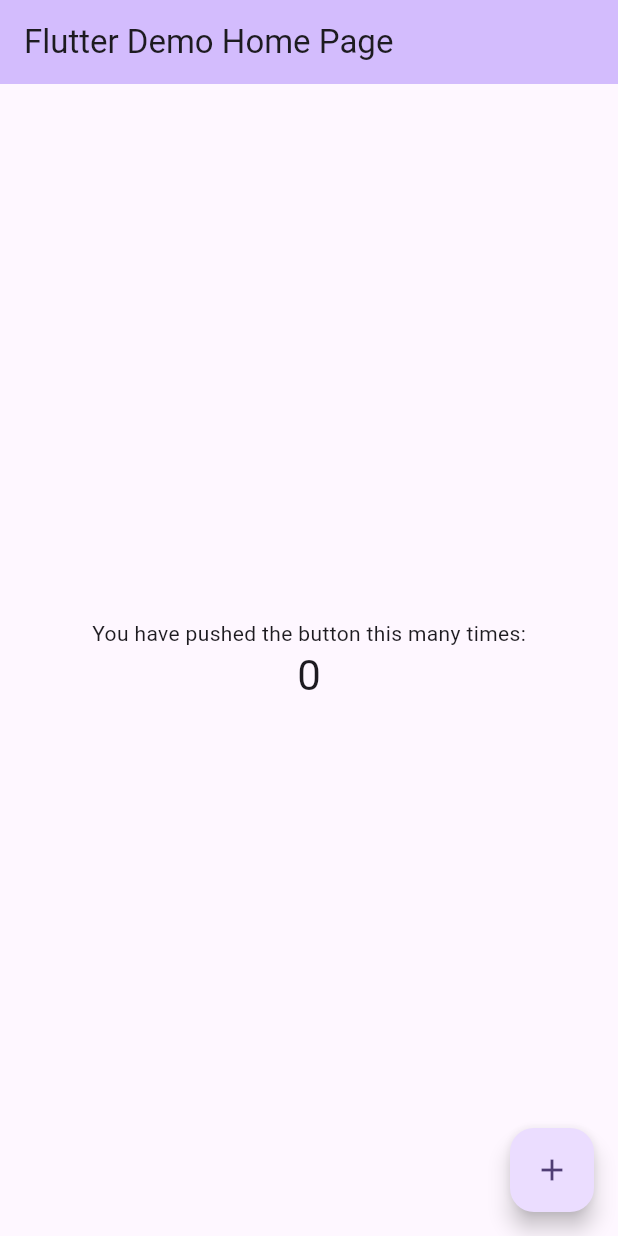
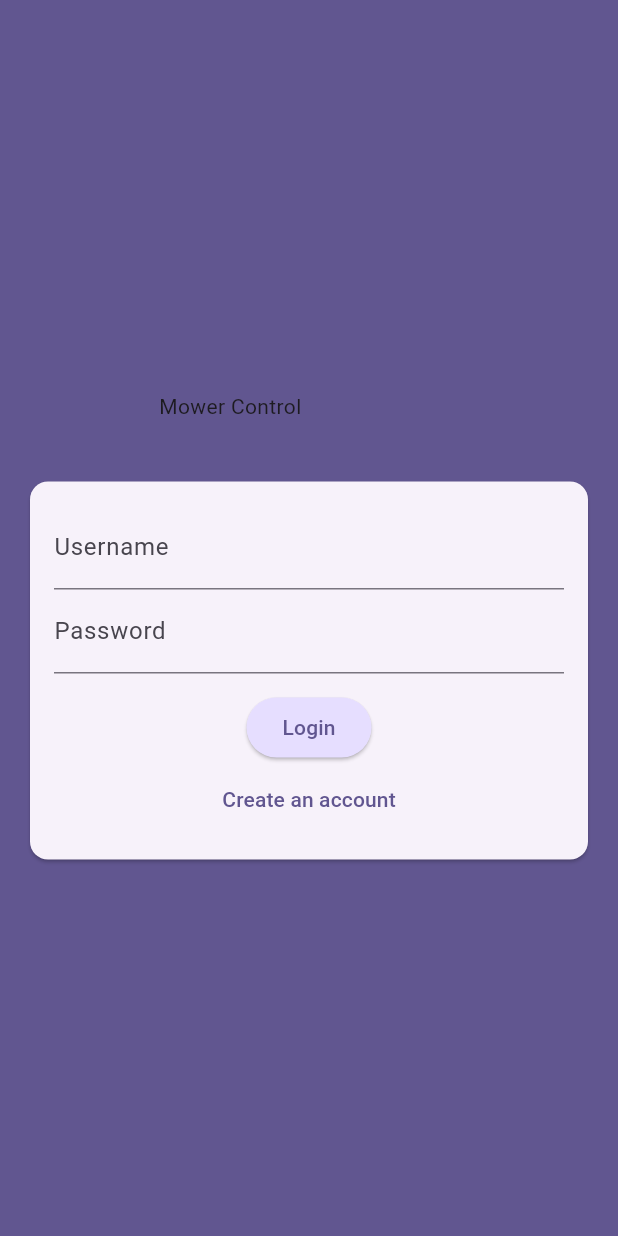
Before and after one commit to alvarorg14/Mower_Control_App, a Flutter app: the screen it shows after launch, on a phone screen of 412 x 824 dp. Run offline on Flutter 3.47's test engine with Material 3 defaults, Android fonts, the phone set to English and light mode, and no system bars; our stand-ins replace flutter_riverpod, flutter_secure_storage.

Commit message:
LogIn Screen

```diff
--- a/lib/main.dart
+++ b/lib/main.dart
@@ -1,125 +1,27 @@
 import 'package:flutter/material.dart';
+import 'package:flutter_riverpod/flutter_riverpod.dart';
+import 'package:mower_control_app/screens/home.dart';
 
-void main() {
-  runApp(const MyApp());
+void main() async {
+  runApp(
+    const ProviderScope(
+      child: App(),
+    ),
+  );
 }
 
-class MyApp extends StatelessWidget {
-  const MyApp({super.key});
+class App extends StatelessWidget {
+  const App({super.key});
 
-  // This widget is the root of your application.
   @override
   Widget build(BuildContext context) {
     return MaterialApp(
-      title: 'Flutter Demo',
-      theme: ThemeData(
-        // This is the theme of your application.
-        //
-        // TRY THIS: Try running your application with "flutter run". You'll see
-        // the application has a blue toolbar. Then, without quitting the app,
-        // try changing the seedColor in the colorScheme below to Colors.green
-        // and then invoke "hot reload" (save your changes or press the "hot
-        // reload" button in a Flutter-supported IDE, or press "r" if you used
-        // the command line to start the app).
-        //
-        // Notice that the counter didn't reset back to zero; the application
-        // state is not lost during the reload. To reset the state, use hot
-        // restart instead.
-        //
-        // This works for code too, not just values: Most code changes can be
-        // tested with just a hot reload.
-        colorScheme: ColorScheme.fromSeed(seedColor: Colors.deepPurple),
+      title: 'Mower Control',
+      theme: ThemeData().copyWith(
         useMaterial3: true,
+        colorScheme: ColorScheme.fromSeed(seedColor: const Color.fromARGB(255, 63, 17, 177)),
       ),
-      home: const MyHomePage(title: 'Flutter Demo Home Page'),
+      home: const HomeScreen(),
     );
   }
 }
-
-class MyHomePage extends StatefulWidget {
-  const MyHomePage({super.key, required this.title});
-
-  // This widget is the home page of your application. It is stateful, meaning
-  // that it has a State object (defined below) that contains fields that affect
-  // how it looks.
-
-  // This class is the configuration for the state. It holds the values (in this
-  // case the title) provided by the parent (in this case the App widget) and
-  // used by the build method of the State. Fields in a Widget subclass are
-  // always marked "final".
-
-  final String title;
-
-  @override
-  State<MyHomePage> createState() => _MyHomePageState();
-}
-
-class _MyHomePageState extends State<MyHomePage> {
-  int _counter = 0;
-
-  void _incrementCounter() {
-    setState(() {
-      // This call to setState tells the Flutter framework that something has
-      // changed in this State, which causes it to rerun the build method below
-      // so that the display can reflect the updated values. If we changed
-      // _counter without calling setState(), then the build method would not be
-      // called again, and so nothing would appear to happen.
-      _counter++;
-    });
-  }
-
-  @override
-  Widget build(BuildContext context) {
-    // This method is rerun every time setState is called, for instance as done
-    // by the _incrementCounter method above.
-    //
-    // The Flutter framework has been optimized to make rerunning build methods
-    // fast, so that you can just rebuild anything that needs updating rather
-    // than having to individually change instances of widgets.
-    return Scaffold(
-      appBar: AppBar(
-        // TRY THIS: Try changing the color here to a specific color (to
-        // Colors.amber, perhaps?) and trigger a hot reload to see the AppBar
-        // change color while the other colors stay the same.
-        backgroundColor: Theme.of(context).colorScheme.inversePrimary,
-        // Here we take the value from the MyHomePage object that was created by
-        // the App.build method, and use it to set our appbar title.
-        title: Text(widget.title),
-      ),
-      body: Center(
-        // Center is a layout widget. It takes a single child and positions it
-        // in the middle of the parent.
-        child: Column(
-          // Column is also a layout widget. It takes a list of children and
-          // arranges them vertically. By default, it sizes itself to fit its
-          // children horizontally, and tries to be as tall as its parent.
-          //
-          // Column has various properties to control how it sizes itself and
-          // how it positions its children. Here we use mainAxisAlignment to
-          // center the children vertically; the main axis here is the vertical
-          // axis because Columns are vertical (the cross axis would be
-          // horizontal).
-          //
-          // TRY THIS: Invoke "debug painting" (choose the "Toggle Debug Paint"
-          // action in the IDE, or press "p" in the console), to see the
-          // wireframe for each widget.
-          mainAxisAlignment: MainAxisAlignment.center,
-          children: <Widget>[
-            const Text(
-              'You have pushed the button this many times:',
-            ),
-            Text(
-              '$_counter',
-              style: Theme.of(context).textTheme.headlineMedium,
-            ),
-          ],
-        ),
-      ),
-      floatingActionButton: FloatingActionButton(
-        onPressed: _incrementCounter,
-        tooltip: 'Increment',
-        child: const Icon(Icons.add),
-      ), // This trailing comma makes auto-formatting nicer for build methods.
-    );
-  }
-}
--- /dev/null
+++ b/lib/models/auth.dart
@@ -0,0 +1,9 @@
+class Auth {
+  final String token;
+  final String employeeId;
+
+  const Auth({
+    required this.token,
+    required this.employeeId,
+  });
+}
--- /dev/null
+++ b/lib/providers/auth_provider.dart
@@ -0,0 +1,15 @@
+import 'package:flutter_riverpod/flutter_riverpod.dart';
+
+import 'package:mower_control_app/models/auth.dart';
+
+class AuthProvider extends StateNotifier<Auth> {
+  AuthProvider() : super(const Auth(token: '', employeeId: ''));
+
+  void setAuth(Auth auth) {
+    state = auth;
+  }
+}
+
+final authProvider = StateNotifierProvider<AuthProvider, Auth>(
+  (ref) => AuthProvider(),
+);
--- /dev/null
+++ b/lib/screens/auth.dart
@@ -0,0 +1,154 @@
+import 'dart:convert';
+
+import 'package:flutter/material.dart';
+import 'package:flutter_riverpod/flutter_riverpod.dart';
+import 'package:flutter_secure_storage/flutter_secure_storage.dart';
+import 'package:http/http.dart' as http;
+import 'package:mower_control_app/models/auth.dart';
+import 'package:mower_control_app/providers/auth_provider.dart';
+
+const storage = FlutterSecureStorage();
+
+class AuthScreen extends ConsumerStatefulWidget {
+  const AuthScreen({super.key});
+
+  @override
+  ConsumerState<AuthScreen> createState() {
+    return _AuthScreenState();
+  }
+}
+
+class _AuthScreenState extends ConsumerState<AuthScreen> {
+  final _form = GlobalKey<FormState>();
+
+  var _isLogin = true;
+  var _enteredUsername = '';
+  var _enteredPassword = '';
+
+  void _submit() async {
+    final isValid = _form.currentState!.validate();
+
+    if (!isValid) {
+      return;
+    }
+
+    _form.currentState!.save();
+
+    final url = Uri.http('10.0.2.2:8080', '/login');
+    final response = await http.post(
+      url,
+      headers: {
+        'Content-Type': 'application/json',
+      },
+      body: json.encode({
+        'username': _enteredUsername,
+        'password': _enteredPassword,
+      }),
+    );
+
+    final Map<String, dynamic> resData = json.decode(response.body);
+
+    var auth = Auth(
+      token: resData['token'],
+      employeeId: resData['id'],
+    );
+
+    await storage.write(key: 'token', value: auth.token);
+    await storage.write(key: 'employeeId', value: auth.employeeId);
+
+    ref.read(authProvider.notifier).setAuth(auth);
+  }
+
+  @override
+  Widget build(BuildContext context) {
+    return Scaffold(
+      backgroundColor: Theme.of(context).colorScheme.primary,
+      body: Center(
+        child: SingleChildScrollView(
+          child: Column(
+            mainAxisAlignment: MainAxisAlignment.center,
+            children: [
+              Container(
+                margin: const EdgeInsets.only(
+                  top: 30,
+                  bottom: 20,
+                  left: 20,
+                  right: 20,
+                ),
+                width: 200,
+                child: const Text('Mower Control'),
+              ),
+              Card(
+                margin: const EdgeInsets.all(20),
+                child: SingleChildScrollView(
+                  child: Padding(
+                    padding: const EdgeInsets.all(16),
+                    child: Form(
+                      key: _form,
+                      child: Column(
+                        mainAxisSize: MainAxisSize.min,
+                        children: [
+                          TextFormField(
+                            decoration: const InputDecoration(
+                              labelText: 'Username',
+                            ),
+                            autocorrect: false,
+                            textCapitalization: TextCapitalization.none,
+                            validator: (value) {
+                              if (value == null || value.trim().isEmpty) {
+                                return 'Please enter a valid username';
+                              }
+                              return null;
+                            },
+                            onSaved: (value) {
+                              _enteredUsername = value!;
+                            },
+                          ),
+                          TextFormField(
+                            decoration: const InputDecoration(
+                              labelText: 'Password',
+                            ),
+                            obscureText: true,
+                            validator: (value) {
+                              if (value == null || value.trim().length < 6) {
+                                return 'Password must be at least 6 characters long.';
+                              }
+                              return null;
+                            },
+                            onSaved: (value) {
+                              _enteredPassword = value!;
+                            },
+                          ),
+                          const SizedBox(
+                            height: 12,
+                          ),
+                          ElevatedButton(
+                            onPressed: _submit,
+                            style: ElevatedButton.styleFrom(
+                              backgroundColor: Theme.of(context).colorScheme.primaryContainer,
+                            ),
+                            child: Text(_isLogin ? 'Login' : 'Signup'),
+                          ),
+                          TextButton(
+                            onPressed: () {
+                              setState(() {
+                                _isLogin = !_isLogin;
+                              });
+                            },
+                            child: Text(
+                              _isLogin ? 'Create an account' : 'I already have an account',
+                            ),
+                          ),
+                        ],
+                      ),
+                    ),
+                  ),
+                ),
+              ),
+            ],
+          ),
+        ),
+      ),
+    );
+  }
+}
--- /dev/null
+++ b/lib/screens/home.dart
@@ -0,0 +1,40 @@
+import 'package:flutter/material.dart';
+import 'package:flutter_riverpod/flutter_riverpod.dart';
+import 'package:flutter_secure_storage/flutter_secure_storage.dart';
+import 'package:mower_control_app/providers/auth_provider.dart';
+import 'package:mower_control_app/screens/auth.dart';
+import 'package:mower_control_app/screens/mowers.dart';
+import 'package:mower_control_app/models/auth.dart';
+
+const storage = FlutterSecureStorage();
+
+class HomeScreen extends ConsumerWidget {
+  const HomeScreen({super.key});
+
+  void getAuthFromLocal(WidgetRef ref) async {
+    String? token = await storage.read(key: 'token');
+    String? employeedId = await storage.read(key: 'employeeId');
+
+    if (token != null && employeedId != null) {
+      ref.read(authProvider.notifier).setAuth(
+            Auth(
+              token: token,
+              employeeId: employeedId,
+            ),
+          );
+    }
+  }
+
+  @override
+  Widget build(BuildContext context, WidgetRef ref) {
+    getAuthFromLocal(ref);
+
+    final auth = ref.watch(authProvider);
+
+    if (auth.token.isEmpty) {
+      return const AuthScreen();
+    }
+
+    return const MowersScreen();
+  }
+}
--- a/pubspec.yaml
+++ b/pubspec.yaml
@@ -35,6 +35,10 @@ dependencies:
   # The following adds the Cupertino Icons font to your application.
   # Use with the CupertinoIcons class for iOS style icons.
   cupertino_icons: ^1.0.2
+  http: ^1.1.0
+  uuid: ^4.2.1
+  flutter_riverpod: ^2.4.7
+  flutter_secure_storage: ^9.0.0
 
 dev_dependencies:
   flutter_test:
```
Also changed, not shown: lib/screens/mowers.dart (added, +12 -0 lines), pubspec.lock, 5 other files.
